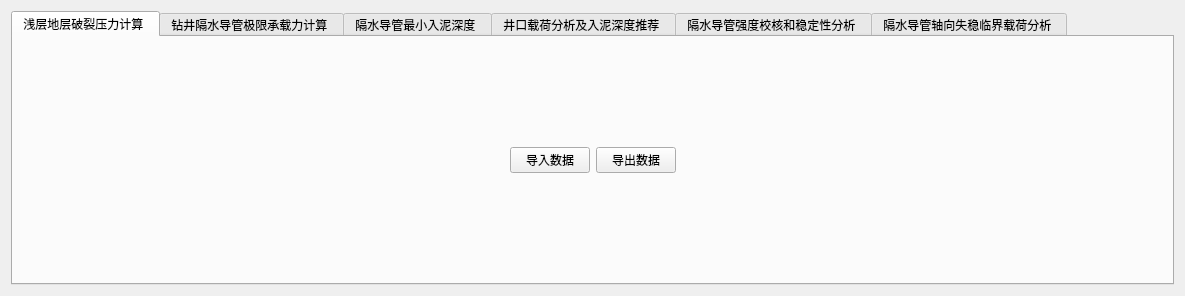
Old version of the form QTdesigner/four.ui in the repository alphacheng/Geological-computing-tool.
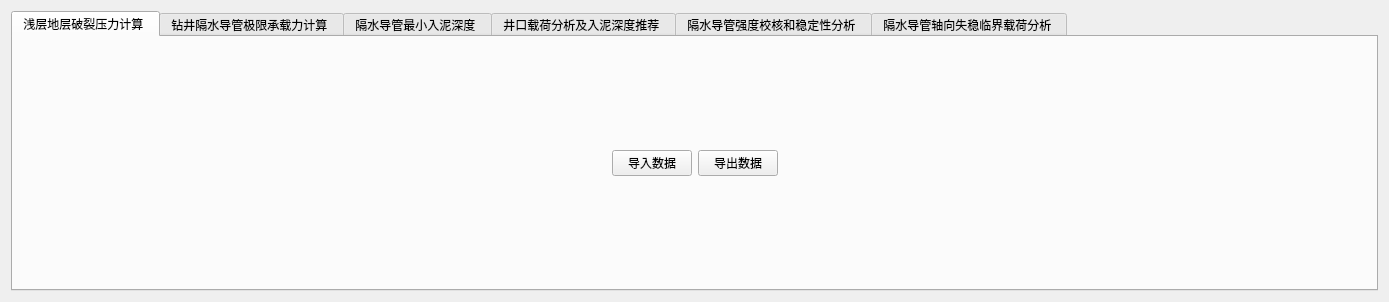
New version of the form.

What changed in the file:
```diff
--- a/QTdesigner/four.ui
+++ b/QTdesigner/four.ui
@@ -12,8 +12,8 @@
    <rect>
     <x>0</x>
     <y>0</y>
-    <width>1185</width>
-    <height>296</height>
+    <width>1389</width>
+    <height>302</height>
    </rect>
   </property>
   <property name="windowTitle">
```
